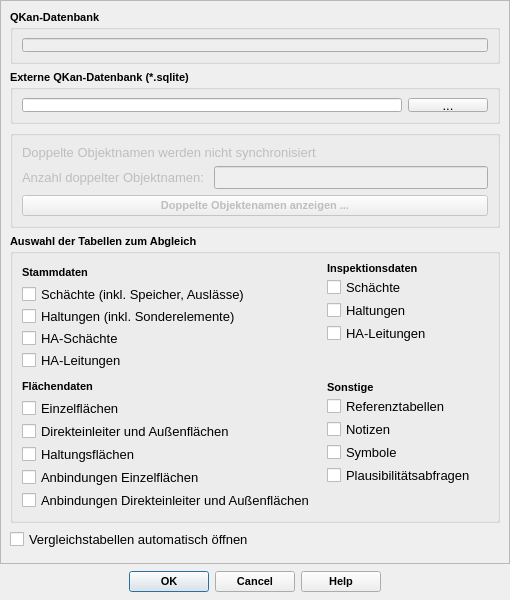
First picture: the form in qkan/sync/res/compare_dialog_base.ui, repository SonkeHoffmann/QKan-1, before the edit.
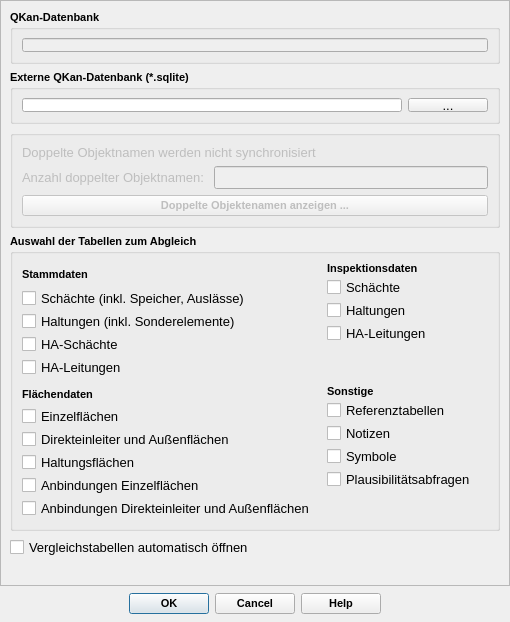
Second picture: the form after the edit. Icons and pictures are not drawn.

Commit message: Fehler in Synchronisation korrigiert

```diff
--- a/qkan/sync/res/compare_dialog_base.ui
+++ b/qkan/sync/res/compare_dialog_base.ui
@@ -7,7 +7,7 @@
     <x>0</x>
     <y>0</y>
     <width>510</width>
-    <height>600</height>
+    <height>622</height>
    </rect>
   </property>
   <property name="minimumSize">
@@ -61,7 +61,7 @@
         <x>0</x>
         <y>0</y>
         <width>508</width>
-        <height>562</height>
+        <height>584</height>
        </rect>
       </property>
       <layout class="QVBoxLayout" name="verticalLayout_10">
```
The commit also changes 2 other files.
